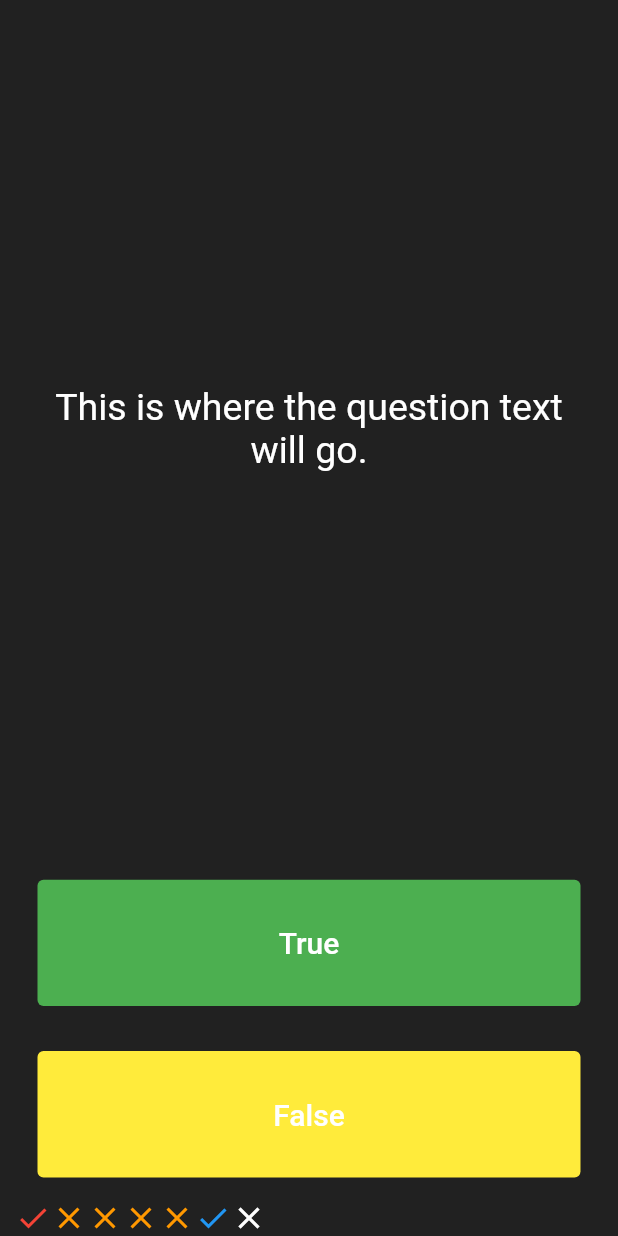
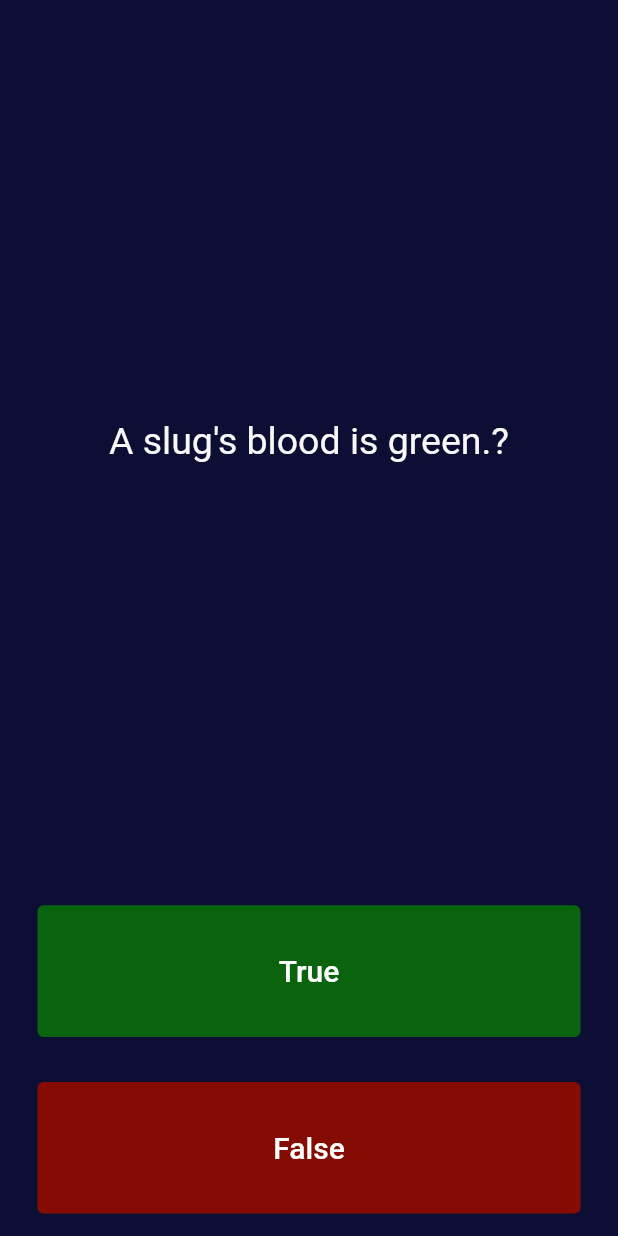
Before and after one commit to Ashwin1510/quizzlergh, a Flutter app: the screen it shows after launch, after a tap on "True", after a tap on "False", on a phone screen of 412 x 824 dp. Run offline on Flutter 3.47's test engine with Material 2 defaults, Android fonts, the phone set to English and light mode, and no system bars.

Commit message:
added list rilated

```diff
--- a/lib/main.dart
+++ b/lib/main.dart
@@ -1,16 +1,15 @@
+// ignore_for_file: prefer_const_constructors
+
 import 'package:flutter/material.dart';
 
 void main() => runApp(Quizzler());
 
 class Quizzler extends StatelessWidget {
-
-
-
   @override
   Widget build(BuildContext context) {
     return MaterialApp(
       home: Scaffold(
-        backgroundColor: Colors.grey.shade900,
+        backgroundColor: Color.fromARGB(255, 13, 14, 51),
         body: SafeArea(
           child: Padding(
             padding: EdgeInsets.symmetric(horizontal: 10.0),
@@ -23,45 +22,29 @@ class Quizzler extends StatelessWidget {
 }
 
 class QuizPage extends StatefulWidget {
-
-
-
   @override
   _QuizPageState createState() => _QuizPageState();
 }
 
 class _QuizPageState extends State<QuizPage> {
+  List<Icon> scorkeeper = [];
+  List<String> questions = [
+    'You can lead a cow down stairs but not up stairs.?',
+    'Approximately one quarter of human bones are in the feet.?',
+    'A slug\'s blood is green.?',
+    'our state is kerala.?',
+  ];
 
-    List<Icon> scoreKeeper = [
-     Icon(
-              Icons.check,
-              color: Colors.red,
-            ),
-
-            Icon(
-              Icons.close,
-              color: Colors.orange,
-            ),
-
-            Icon(
-              Icons.close,
-              color: Colors.orange,
-            ),
+  List<bool>answers = [
+    false,
+    true,
+    true
+  ];
 
 
-            Icon(
-              Icons.close,
-              color: Colors.orange,
-            ),
 
+  int questionNumber = 0;
 
-            Icon(
-              Icons.close,
-              color: Colors.orange,
-            ),
-
-
-  ];
   @override
   Widget build(BuildContext context) {
     return Column(
@@ -74,11 +57,11 @@ class _QuizPageState extends State<QuizPage> {
             padding: EdgeInsets.all(10.0),
             child: Center(
               child: Text(
-                'This is where the question text will go.',
+                questions[questionNumber],
                 textAlign: TextAlign.center,
                 style: TextStyle(
                   fontSize: 25.0,
-                  color: Colors.white,
+                  color: Color.fromARGB(255, 249, 248, 248),
                 ),
               ),
             ),
@@ -89,8 +72,7 @@ class _QuizPageState extends State<QuizPage> {
             padding: EdgeInsets.all(15.0),
             child: TextButton(
               style: ButtonStyle(
-             backgroundColor: MaterialStatePropertyAll<Color>(Colors.green),
-             ),
+                  backgroundColor: MaterialStatePropertyAll(Color.fromARGB(255, 10, 100, 13))),
               child: Text(
                 'True',
                 style: TextStyle(
@@ -100,14 +82,19 @@ class _QuizPageState extends State<QuizPage> {
               ),
               onPressed: () {
                 //The user picked true.
+
+                bool correctAnswer = answers[questionNumber];
+
+                if(correctAnswer = true){
+
+                  print('ur got it');
+                }else{
+                  print('ur got a wrong');
+                }
                 setState(() {
-                  scoreKeeper.add(
-                    Icon(
-                      Icons.check,
-                      color: Colors.blue,
-                    ),
-                  );
+                  questionNumber++;
                 });
+                print(questionNumber);
               },
             ),
           ),
@@ -116,9 +103,8 @@ class _QuizPageState extends State<QuizPage> {
           child: Padding(
             padding: EdgeInsets.all(15.0),
             child: TextButton(
-               style: ButtonStyle(
-             backgroundColor: MaterialStatePropertyAll<Color>(Colors.yellow),
-             ),
+              style: ButtonStyle(
+                  backgroundColor: MaterialStatePropertyAll(Color.fromARGB(255, 133, 12, 3))),
               child: Text(
                 'False',
                 style: TextStyle(
@@ -127,25 +113,27 @@ class _QuizPageState extends State<QuizPage> {
                 ),
               ),
               onPressed: () {
+                 //The user picked false.
+                  bool correctAnswer = answers[questionNumber];
+
+                if(correctAnswer = false){
+
+                  print('ur got it');
+                }else{
+                  print('ur got a wrong');
+                }
+
                 setState(() {
-                  scoreKeeper.add(
-                    Icon(
-                      Icons.close,
-                      color: Colors.white,
-                    ),
-                  );
+                  questionNumber++;
                 });
-                //The user picked false.
+                print(questionNumber);
               },
             ),
           ),
         ),
-        //TODO: Add a Row here as your score keeper
-
-
         Row(
-          children: scoreKeeper,
-        ),
+          children: scorkeeper,
+        )
       ],
     );
   }
```
